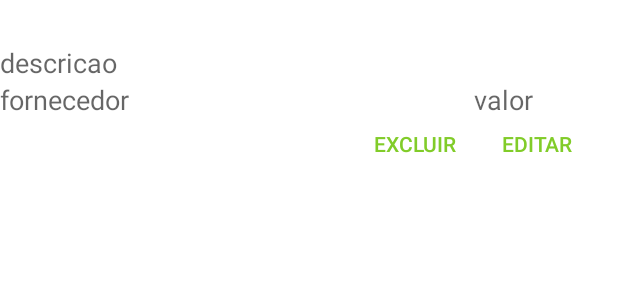
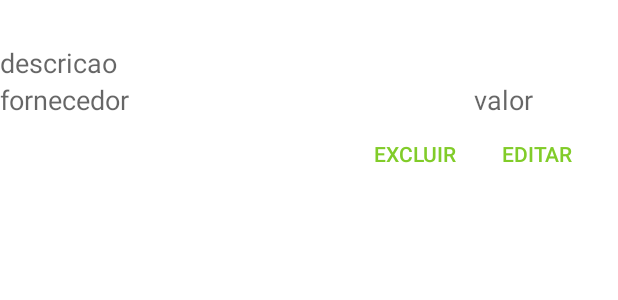
Before and after one commit to eusouakau/emporio-organico, an Android app: the layout activity_manager_row.xml on its own in the app's theme, with its tools: preview values and no code run, on a phone screen of 412 x 824 dp. Shown: the top 300 px of the screen. Run offline under Robolectric (Android 15) with nearby library versions, the light colour scheme and no system bars.

Commit message:
ajusta layout da linha do gerenciador

```diff
--- a/app/src/main/res/layout/activity_manager_row.xml
+++ b/app/src/main/res/layout/activity_manager_row.xml
@@ -60,7 +60,7 @@
         <androidx.appcompat.widget.AppCompatButton
             style="?android:attr/buttonStyleSmall"
             android:layout_width="wrap_content"
-            android:layout_height="34dp"
+            android:layout_height="wrap_content"
             android:text="editar"
             android:id="@+id/buttonEditar"
             android:background="@android:color/transparent"
```
